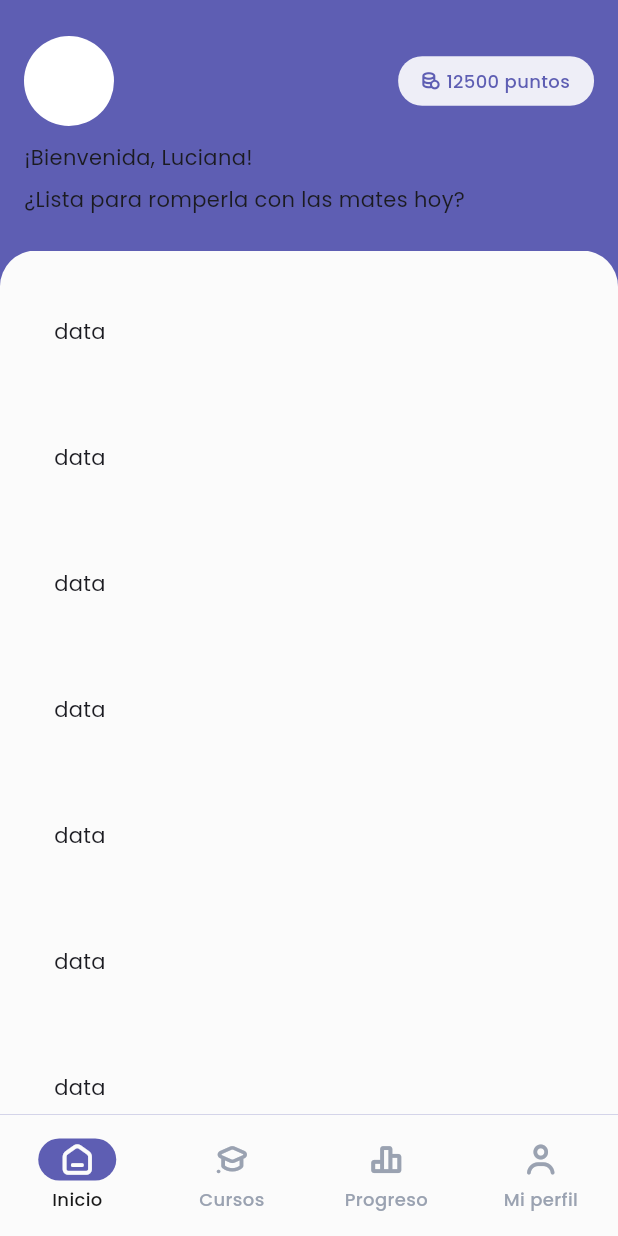
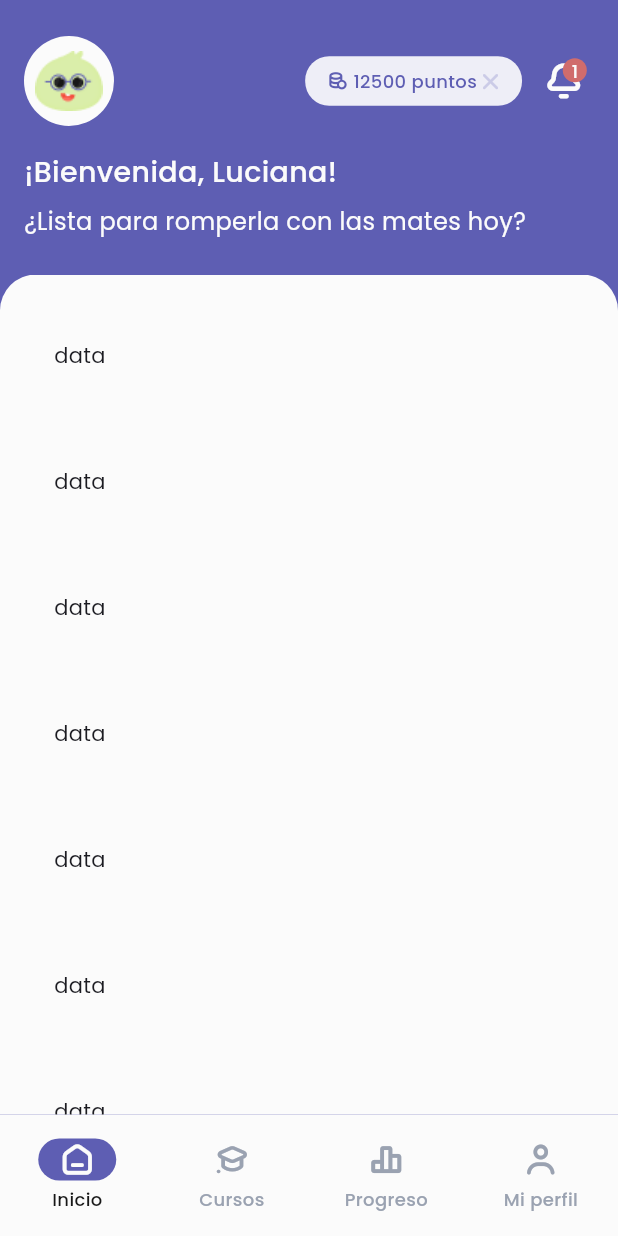
Before and after one commit to JoshuaPariona/edu_teens, a Flutter app: the screen it shows after launch, on a phone screen of 412 x 824 dp. Run offline on Flutter 3.47's test engine with Material 3 defaults, Android fonts, the phone set to English and light mode, and no system bars; our stand-ins replace go_router.

Commit message:
improve appbar styles and adding iconButton custom style

```diff
--- a/lib/components/app_app_bar.dart
+++ b/lib/components/app_app_bar.dart
@@ -1,5 +1,9 @@
 import 'package:edu_teens/components/app_label.dart';
+import 'package:edu_teens/components/app_text.dart';
+import 'package:edu_teens/consts/app_colors.dart';
+import 'package:edu_teens/consts/app_dimensions.dart';
 import 'package:edu_teens/consts/app_icons.dart';
+import 'package:edu_teens/consts/app_images.dart';
 import 'package:edu_teens/providers/scroll_controller_provider.dart';
 import 'package:edu_teens/theme/extensions/app_bar_theme.dart';
 import 'package:edu_teens/utils.dart';
@@ -45,7 +49,11 @@ class _AppAppBarState extends State<AppAppBar> {
             mainAxisAlignment: MainAxisAlignment.spaceBetween,
             mainAxisSize: MainAxisSize.max,
             children: [
-              CircleAvatar(backgroundColor: Colors.white, radius: 30),
+              CircleAvatar(
+                backgroundColor: theme.style.foregroundColor,
+                radius: theme.style.leadingSize,
+                child: AppImages.avatar,
+              ),
               Row(
                 mainAxisSize: MainAxisSize.min,
                 children: [
@@ -54,6 +62,40 @@ class _AppAppBarState extends State<AppAppBar> {
                     type: AppLabelType.primary,
                     icon: AppIcons.money,
                     filled: false,
+                    cancellable: true,
+                  ),
+                  SizedBox(width: theme.style.actionsGap),
+                  Stack(
+                    children: [
+                      IconButton(
+                        padding: EdgeInsets.zero,
+                        icon: Icon(
+                          AppIcons.notification,
+                          color: theme.style.foregroundColor,
+                        ),
+                        onPressed: () => print("notification"),
+                      ),
+                      Positioned(
+                        top: AppDimensions.appIconSize / 5,
+                        right: AppDimensions.appIconSize / 5,
+                        child: Container(
+                          width: 16,
+                          height: 16,
+                          decoration: BoxDecoration(
+                            color: AppColors.error, // Color del dot
+                            shape: BoxShape.circle,
+                          ),
+                          child: Center(
+                            child: AppText(
+                              "1",
+                              size: AppTextSizeType.footnote,
+                              weight: AppTextWeightType.medium,
+                              color: theme.style.foregroundColor,
+                            ),
+                          ),
+                        ),
+                      ),
+                    ],
                   ),
                 ],
               ),
@@ -67,12 +109,22 @@ class _AppAppBarState extends State<AppAppBar> {
                 crossAxisAlignment: CrossAxisAlignment.start,
                 mainAxisAlignment: MainAxisAlignment.end,
                 children: [
-                  Text("¡Bienvenida, Luciana! "),
+                  AppText(
+                    "¡Bienvenida, Luciana! ",
+                    size: AppTextSizeType.h4,
+                    weight: AppTextWeightType.medium,
+                    color: theme.style.foregroundColor,
+                  ),
                   SizedBox(
                     height: theme.style.verticalFlexibleSpaceGap,
                     width: double.infinity,
                   ),
-                  Text("¿Lista para romperla con las mates hoy?"),
+                  AppText(
+                    "¿Lista para romperla con las mates hoy?",
+                    size: AppTextSizeType.subtitle,
+                    weight: AppTextWeightType.regular,
+                    color: theme.style.foregroundColor,
+                  ),
                 ],
               ),
             ),
--- a/lib/components/app_label.dart
+++ b/lib/components/app_label.dart
@@ -75,7 +75,7 @@ class AppLabel extends StatelessWidget {
           ),
           SizedBox(width: style.horizontalGap),
           AppText(
-            text: label,
+            label,
             size: AppTextSizeType.description,
             weight: AppTextWeightType.medium,
             color: filled ? style.filledForegroundColor : style.foregroundColor,
--- a/lib/components/app_text.dart
+++ b/lib/components/app_text.dart
@@ -23,9 +23,9 @@ class AppText extends StatelessWidget {
   final Color color;
   final String text;
 
-  const AppText({
+  const AppText(
+    this.text, {
     super.key,
-    required this.text,
     this.weight = AppTextWeightType.regular,
     this.size = AppTextSizeType.body,
     this.color = AppColors.neutralBase,
--- a/lib/consts/app_dimensions.dart
+++ b/lib/consts/app_dimensions.dart
@@ -22,10 +22,11 @@ class AppDimensions {
   static const double textFootnote = textDescription;
 
   static const double tabIconSize = 20;
+  static const double appIconSize = 24;
   static const double labelIconSize = 12;
   static const double labelActionIconSize = 10;
   static const double avatarCircleRadius = 30;
 
   static const double flexibleSpaceExpandedHeight =
-      spaceMedium + spaceSmall + textHeader4 + textSubtitle;
+      spaceMedium + spaceMedium + spaceSmall + textHeader4 + textSubtitle;
 }
--- a/lib/theme/app_theme.dart
+++ b/lib/theme/app_theme.dart
@@ -1,4 +1,6 @@
 import 'package:edu_teens/consts/app_colors.dart';
+import 'package:edu_teens/consts/app_dimensions.dart';
+import 'package:edu_teens/consts/app_durations.dart';
 import 'package:edu_teens/consts/app_strings.dart';
 import 'package:edu_teens/theme/extensions/app_bar_theme.dart';
 import 'package:edu_teens/theme/extensions/app_label_variant_themes.dart';
@@ -62,7 +64,18 @@ class AppTheme {
     textButtonTheme: TextButtonThemeData(style: buildTextButtonLightStyle()),
 
     iconButtonTheme: IconButtonThemeData(
-      style: buildPrimaryIconButtonLightStyle(),
+      style: ButtonStyle(
+        elevation: WidgetStateProperty.resolveWith<double>((states) {
+          if (states.contains(WidgetState.hovered)) return 1;
+          if (states.contains(WidgetState.pressed)) return 2;
+          return 0;
+        }),
+        tapTargetSize: MaterialTapTargetSize.shrinkWrap,
+        padding: WidgetStatePropertyAll(EdgeInsets.zero),
+        iconSize: WidgetStateProperty.all(AppDimensions.appIconSize),
+        iconColor: WidgetStateProperty.all(AppColors.neutralBase),
+        animationDuration: AppDurations.buttonHoverDuration,
+      ),
     ),
   );
 }
--- a/lib/theme/extensions/app_bar_theme.dart
+++ b/lib/theme/extensions/app_bar_theme.dart
@@ -5,6 +5,8 @@ import 'package:edu_teens/consts/app_dimensions.dart';
 AppAppBarStyle buildAppAppBarLightStyle() {
   return const AppAppBarStyle(
     backgroundColor: AppColors.primary,
+    foregroundColor: AppColors.neutralInverted,
+    leadingSize: AppDimensions.avatarCircleRadius,
     flexibleSpaceExpandedHeight: AppDimensions.flexibleSpaceExpandedHeight,
     collapseDuration: Duration(milliseconds: 100),
     horizontalPadding: AppDimensions.spaceMedium,
@@ -17,6 +19,8 @@ AppAppBarStyle buildAppAppBarLightStyle() {
 
 class AppAppBarStyle {
   final Color backgroundColor;
+  final Color foregroundColor;
+  final double leadingSize;
   final double flexibleSpaceExpandedHeight;
   final Duration collapseDuration;
   final double horizontalPadding;
@@ -26,8 +30,10 @@ class AppAppBarStyle {
   final double verticalFlexibleSpaceGap;
 
   const AppAppBarStyle({
+    required this.foregroundColor,
+    required this.backgroundColor,
     required this.flexibleSpaceExpandedHeight,
-    required this.backgroundColor,
+    required this.leadingSize,
     required this.collapseDuration,
     required this.horizontalPadding,
     required this.verticalPadding,
```
